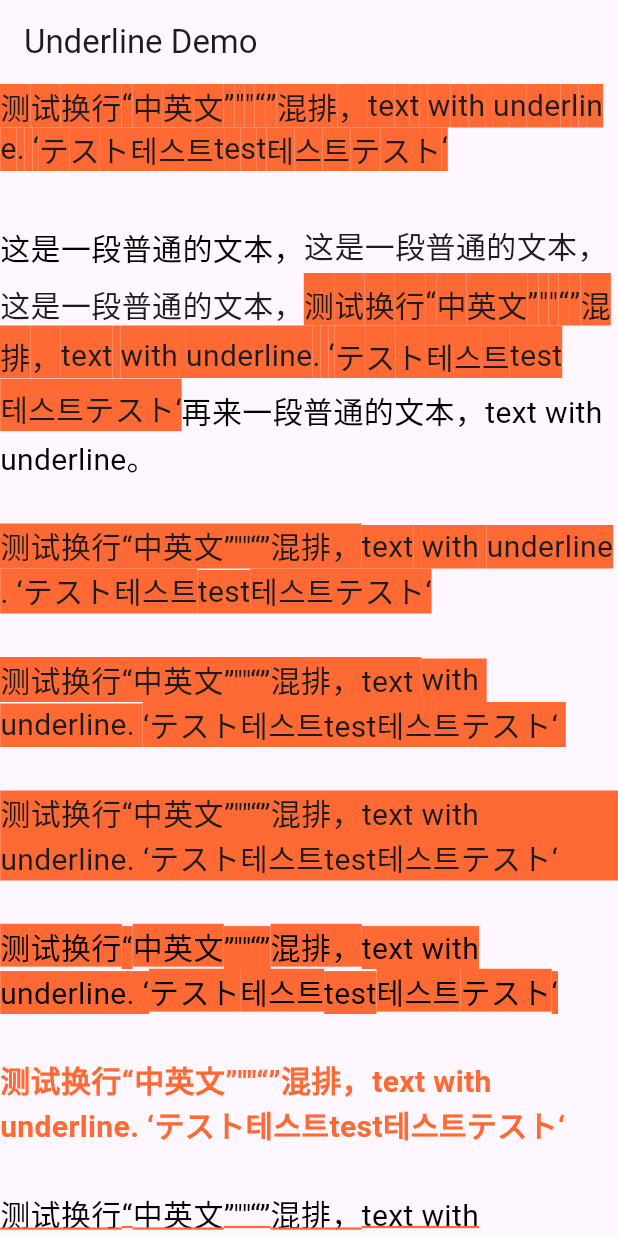
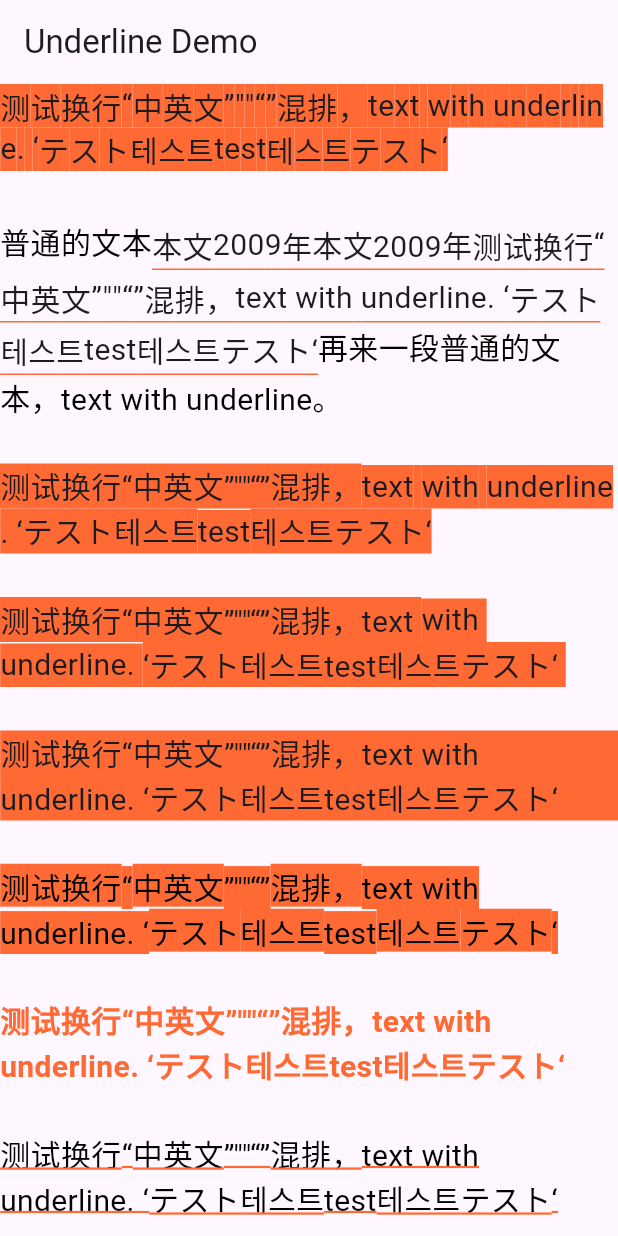
Before and after one commit to glt3953/FlutterStudy, a Flutter app: the screen it shows after launch, on a phone screen of 412 x 824 dp. Run offline on Flutter 3.47's test engine with Material 3 defaults, Android fonts, the phone set to English and light mode, and no system bars.

Commit message:
WidgetSpan保持跟TextSpan文字位置一致

```diff
--- a/lib/main.dart
+++ b/lib/main.dart
@@ -78,7 +78,10 @@ class TextWithUnderline extends StatelessWidget {
 
   WidgetSpan textWidgetSpan(String text, double fontSize, double height, Color styleColor) {
     return WidgetSpan(
+      alignment: PlaceholderAlignment.middle, //此处必须为middle，配合Container中padding的bottom参数，保持跟TextSpan文字位置一致
+      baseline: TextBaseline.alphabetic,
       child: Container(
+        padding: const EdgeInsets.only(top: 0, bottom: 1),
         child: Column(
           mainAxisAlignment: MainAxisAlignment.end,
           children: [
@@ -90,12 +93,12 @@ class TextWithUnderline extends StatelessWidget {
           ],
         ),
         // Text(text, style: TextStyle(fontSize: fontSize),),
-        color: styleColor,
+        // color: styleColor,
         //下划线
-        // decoration: BoxDecoration(
-        //    border: Border(bottom: BorderSide(color: const Color(0xFFFF6933))),
-        //    // color: const Color(0xFFFF6933),
-        // ),
+        decoration: BoxDecoration(
+           border: Border(bottom: BorderSide(color: const Color(0xFFFF6933))),
+           // color: const Color(0xFFFF6933),
+        ),
         height: height,
       ),
     );
@@ -133,7 +136,7 @@ class TextWithUnderline extends StatelessWidget {
     ));
 
     spans.add(TextSpan(
-      text: '这是一段普通的文本，',
+      text: '普通的文本',
       style: TextStyle(
         fontSize: fontSize,
         height: height/fontSize,
@@ -147,9 +150,26 @@ class TextWithUnderline extends StatelessWidget {
       // ],
     ));
 
-    String text = '这是一段普通的文本，';
+    // spans.add(
+    //   WidgetSpan(
+    //     alignment: PlaceholderAlignment.bottom,
+    //     baseline: TextBaseline.alphabetic,
+    //     child: Baseline(
+    //       baseline: 0.0,
+    //       baselineType: TextBaseline.alphabetic,
+    //       child: Text(
+    //         '普通的文本普通的文本普通的文本',
+    //         style: TextStyle(
+    //           fontSize: fontSize,
+    //         ),
+    //       ),
+    //     ),
+    //   ),
+    // );
+
+    String text = '本文2009年';
     for (int i = 0; i < text.length; i++) {
-      spans.add(textWidgetSpan(text[i], fontSize, height, Colors.transparent));
+      spans.add(textWidgetSpan(text[i], fontSize, height, const Color(0xFFFF6933)));
       // spans.add(textSpan(text[i]));
     }
     spans.add(textWidgetSpan(text, fontSize, height, Colors.transparent));
```
